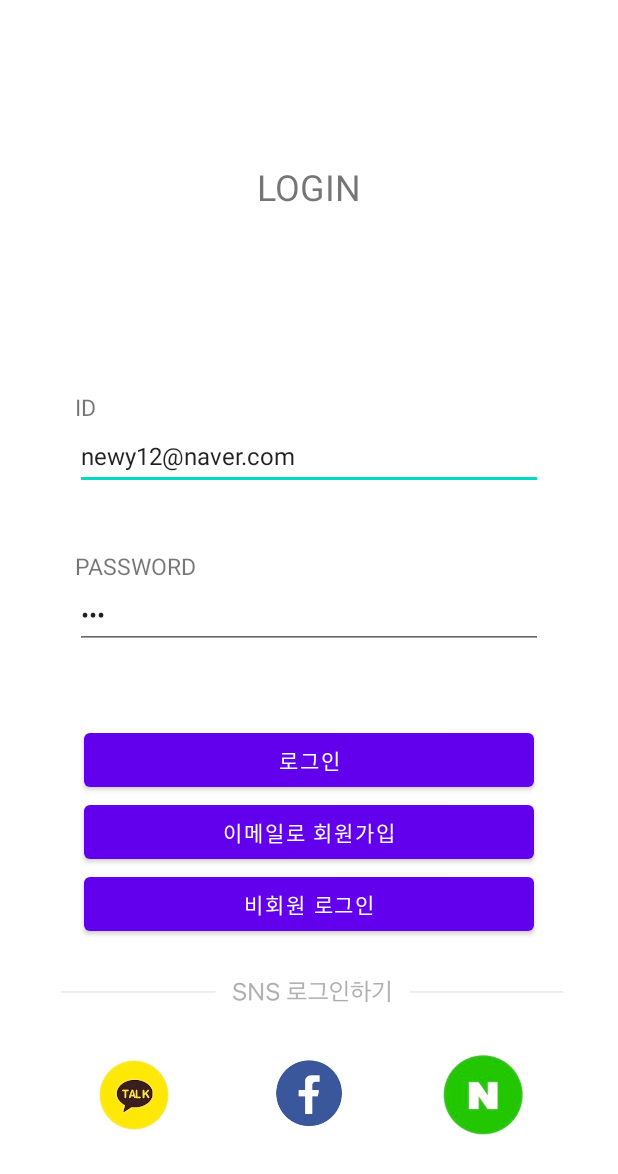
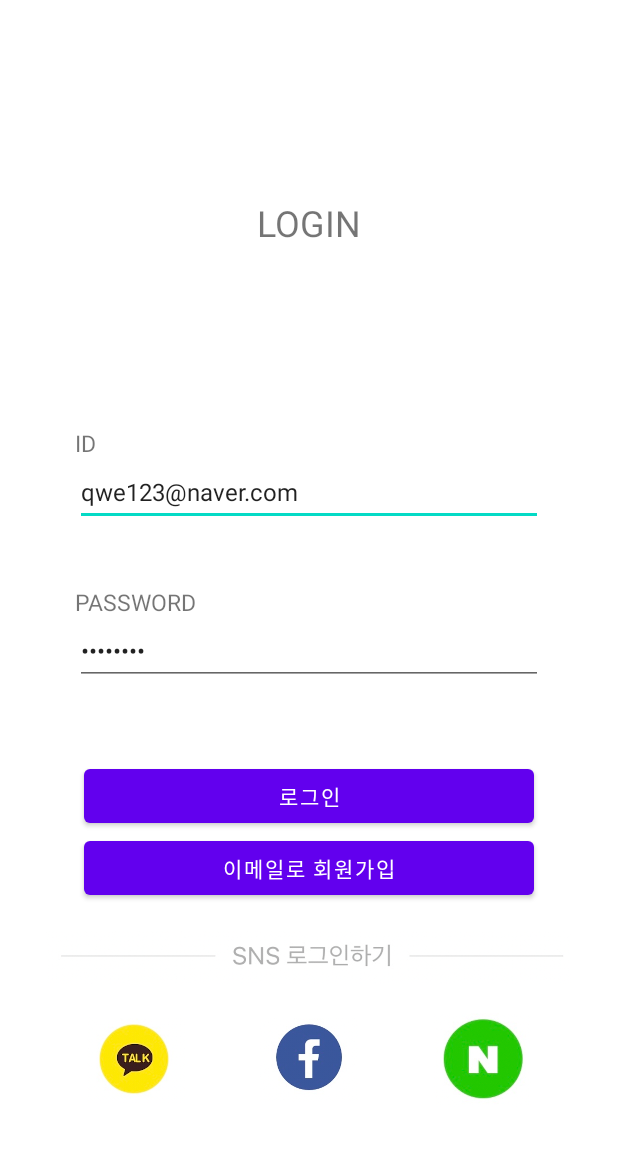
Before and after one commit to shinseunguk/Plz-Delivery, an Android app: the screen it shows after launch (LoginActivity), on a phone screen of 412 x 824 dp. Shown: the top 1174 px of the screen. Run offline under Robolectric (Android 15) with nearby library versions, the phone set to English and light mode, and no system bars; libraries missing offline, so code that uses them is left out: com.kakao.auth, com.kakao.network, com.kakao.usermgmt, com.kakao.util; 3 statements that could not run were skipped.

Commit message:
[신승욱] 쓰지않는 버튼 삭

```diff
--- a/app/src/main/java/com/example/launchdinner/ApplyViewActivity.java
+++ b/app/src/main/java/com/example/launchdinner/ApplyViewActivity.java
@@ -59,7 +59,6 @@ public class ApplyViewActivity extends AppCompatActivity {
         btnShowMipMap = findViewById(R.id.btnShowMipMap);
         btnDelivery = findViewById(R.id.btnDelivery);
         btnDelete = findViewById(R.id.btnDelete);
-        btnChat = findViewById(R.id.btnChat);
 
         btnDelete.setVisibility(View.GONE);
 
--- a/app/src/main/res/layout/activity_login.xml
+++ b/app/src/main/res/layout/activity_login.xml
@@ -65,7 +65,7 @@
                         android:text="ID"/>
 
                 <EditText
-                    android:text="newy12@naver.com"
+                    android:text="qwe123@naver.com"
                     android:id="@+id/editTextTextEmailAddress"
                     android:layout_width="match_parent"
                     android:layout_height="wrap_content"
@@ -90,7 +90,7 @@
                         android:text="PASSWORD"/>
 
                     <EditText
-                        android:text="123"
+                        android:text="11111111"
                         android:id="@+id/editTextTextPassword2"
                         android:layout_width="match_parent"
                         android:layout_height="wrap_content"
@@ -118,13 +118,6 @@
                     android:layout_gravity="center"
                     android:onClick="register"
                     android:text="이메일로 회원가입" />
-                <Button
-                    android:id="@+id/beLoginBtn"
-                    android:layout_width="300dp"
-                    android:layout_height="wrap_content"
-                    android:layout_gravity="center"
-                    android:onClick="beLogin"
-                    android:text="비회원 로그인" />
 
                 <ImageView
                     android:id="@+id/imageView"
```
Also changed, not shown: app/src/main/res/layout/activity_apply_view.xml (+0 -9 lines).
